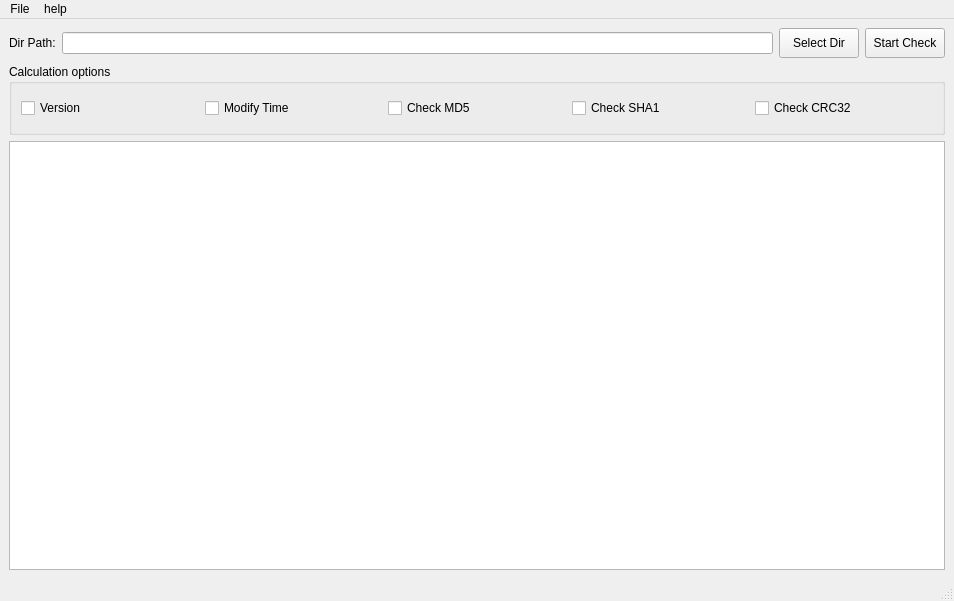
Above: src/main/mainwindow.ui from sakuraOnlin/CheckDuplicateFiles before the change. Below: the same form after it.
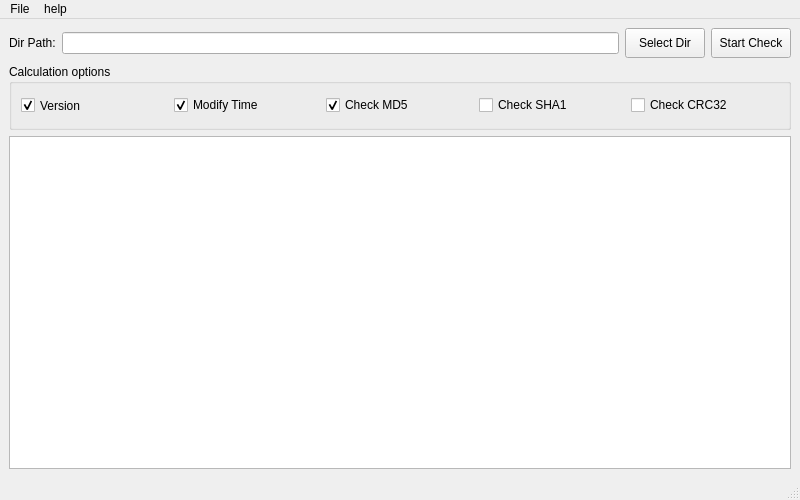
That is the form after the change.

```diff
--- a/src/main/mainwindow.ui
+++ b/src/main/mainwindow.ui
@@ -6,10 +6,16 @@
    <rect>
     <x>0</x>
     <y>0</y>
-    <width>954</width>
-    <height>601</height>
+    <width>800</width>
+    <height>500</height>
    </rect>
   </property>
+  <property name="minimumSize">
+   <size>
+    <width>800</width>
+    <height>500</height>
+   </size>
+  </property>
   <property name="windowTitle">
    <string>CheckForDuplicateFiles</string>
   </property>
@@ -44,6 +50,9 @@
         </item>
         <item>
          <widget class="QPushButton" name="pushBut_StartCheck">
+          <property name="enabled">
+           <bool>true</bool>
+          </property>
           <property name="minimumSize">
            <size>
             <width>0</width>
@@ -65,17 +74,23 @@
         <layout class="QGridLayout" name="gridLayout">
          <item row="0" column="0">
           <layout class="QHBoxLayout" name="horizontalLayout">
+           <property name="spacing">
+            <number>5</number>
+           </property>
            <item>
             <widget class="QCheckBox" name="checkBox_Version">
              <property name="minimumSize">
               <size>
                <width>0</width>
-               <height>30</height>
+               <height>25</height>
               </size>
              </property>
              <property name="text">
               <string>Version</string>
              </property>
+             <property name="checked">
+              <bool>true</bool>
+             </property>
             </widget>
            </item>
            <item>
@@ -83,6 +98,9 @@
              <property name="text">
               <string>Modify Time</string>
              </property>
+             <property name="checked">
+              <bool>true</bool>
+             </property>
             </widget>
            </item>
            <item>
@@ -90,6 +108,9 @@
              <property name="text">
               <string>Check MD5</string>
              </property>
+             <property name="checked">
+              <bool>true</bool>
+             </property>
             </widget>
            </item>
            <item>
@@ -123,7 +144,7 @@
     <rect>
      <x>0</x>
      <y>0</y>
-     <width>954</width>
+     <width>800</width>
      <height>22</height>
     </rect>
    </property>
```
